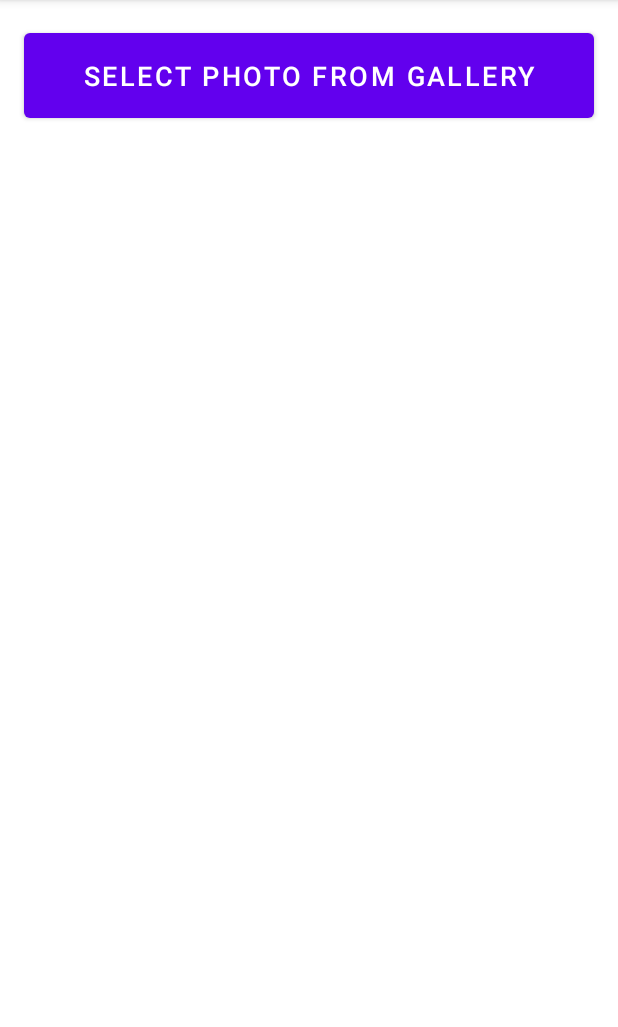
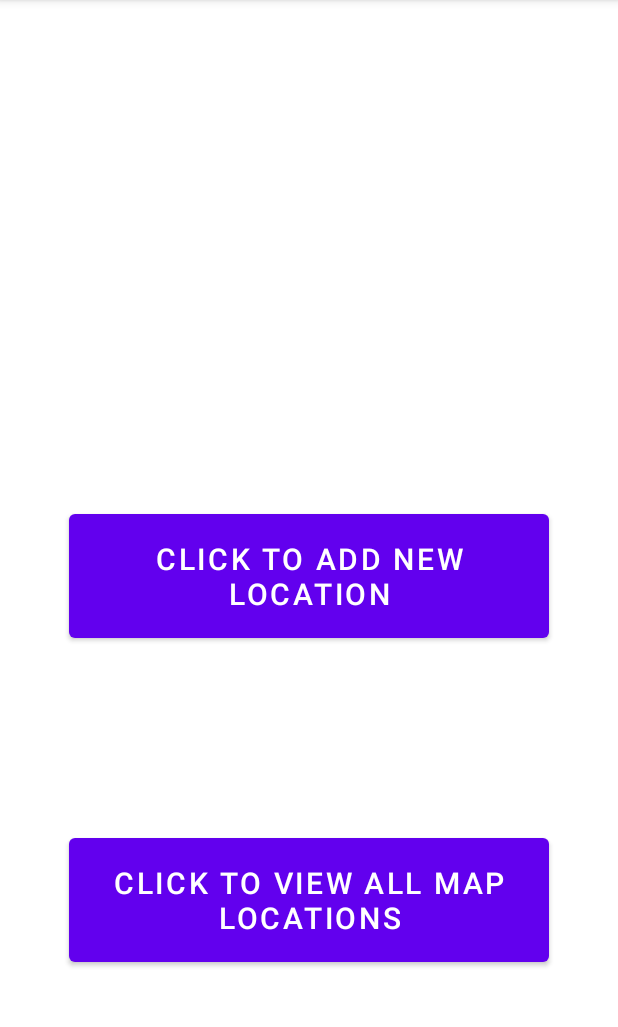
Before and after one commit to SayantanBanerjee16/GarbageDetectorAndLocator, an Android app: the screen it shows after launch (MainActivity before the commit, HomeActivity after it), on a phone screen of 412 x 824 dp, the part 84-1111 px from its top. Run offline under Robolectric (Android 15) with nearby library versions, the light colour scheme and no system bars.

Commit message:
Screens set up properly

```diff
--- a/app/src/main/AndroidManifest.xml
+++ b/app/src/main/AndroidManifest.xml
@@ -13,13 +13,15 @@
         android:roundIcon="@mipmap/ic_launcher_round"
         android:supportsRtl="true"
         android:theme="@style/Theme.GarbageDetectorAndLocator">
-        <activity android:name=".MainActivity">
+        <activity android:name=".MapsActivity" />
+        <activity android:name=".HomeActivity" >
             <intent-filter>
                 <action android:name="android.intent.action.MAIN" />
 
                 <category android:name="android.intent.category.LAUNCHER" />
             </intent-filter>
         </activity>
+        <activity android:name=".NewLocationActivity" />
     </application>
 
 </manifest>
--- /dev/null
+++ b/app/src/main/java/com/sayantanbanerjee/garbagedetectorandlocator/HomeActivity.kt
@@ -0,0 +1,27 @@
+package com.sayantanbanerjee.garbagedetectorandlocator
+
+import android.content.Intent
+import android.os.Bundle
+import android.widget.Button
+import androidx.appcompat.app.AppCompatActivity
+
+
+class HomeActivity : AppCompatActivity() {
+    override fun onCreate(savedInstanceState: Bundle?) {
+        super.onCreate(savedInstanceState)
+        setContentView(R.layout.activity_home)
+
+        val routeToNewLocationActivity: Button = findViewById(R.id.routeToNewLocationActivity)
+        val routeToMapsActivity: Button = findViewById(R.id.routeToMapsActivity)
+
+        routeToNewLocationActivity.setOnClickListener {
+            val intent : Intent = Intent(this, NewLocationActivity::class.java)
+            startActivity(intent)
+        }
+
+        routeToMapsActivity.setOnClickListener {
+            val intent : Intent = Intent(this, MapsActivity::class.java)
+            startActivity(intent)
+        }
+    }
+}
--- a/app/src/main/java/com/sayantanbanerjee/garbagedetectorandlocator/MainActivity.kt
+++ b/app/src/main/java/com/sayantanbanerjee/garbagedetectorandlocator/NewLocationActivity.kt
@@ -20,7 +20,6 @@ import android.widget.Toast
 import androidx.appcompat.app.AppCompatActivity
 import androidx.core.app.ActivityCompat
 import com.google.android.gms.location.*
-import com.google.android.gms.tasks.OnCompleteListener
 import com.google.android.material.floatingactionbutton.FloatingActionButton
 import com.google.firebase.database.DatabaseReference
 import com.google.firebase.database.ktx.database
@@ -30,7 +29,7 @@ import com.google.firebase.ktx.Firebase
 const val PICK_IMAGE = 1
 
 @Suppress("DEPRECATION")
-class MainActivity : AppCompatActivity() {
+class NewLocationActivity : AppCompatActivity() {
 
     val PERMISSION_ID = 44
 
@@ -47,7 +46,7 @@ class MainActivity : AppCompatActivity() {
 
     override fun onCreate(savedInstanceState: Bundle?) {
         super.onCreate(savedInstanceState)
-        setContentView(R.layout.activity_main)
+        setContentView(R.layout.activity_new_location)
 
         initClassifier()
 
--- /dev/null
+++ b/app/src/main/res/layout/activity_home.xml
@@ -0,0 +1,35 @@
+<?xml version="1.0" encoding="utf-8"?>
+<androidx.constraintlayout.widget.ConstraintLayout xmlns:android="http://schemas.android.com/apk/res/android"
+    xmlns:app="http://schemas.android.com/apk/res-auto"
+    xmlns:tools="http://schemas.android.com/tools"
+    android:layout_width="match_parent"
+    android:layout_height="match_parent"
+    tools:context=".HomeActivity">
+
+    <Button
+        android:id="@+id/routeToNewLocationActivity"
+        android:layout_width="wrap_content"
+        android:layout_height="wrap_content"
+        android:layout_margin="16dp"
+        android:padding="16dp"
+        android:text="@string/click_to_add_new_location"
+        android:textSize="20sp"
+        app:layout_constraintBottom_toBottomOf="parent"
+        app:layout_constraintEnd_toEndOf="parent"
+        app:layout_constraintStart_toStartOf="parent"
+        app:layout_constraintTop_toTopOf="parent" />
+
+    <Button
+        android:id="@+id/routeToMapsActivity"
+        android:layout_width="wrap_content"
+        android:layout_height="wrap_content"
+        android:layout_margin="16dp"
+        android:padding="16dp"
+        android:text="@string/click_to_view_all_map_locations"
+        android:textSize="20sp"
+        app:layout_constraintBottom_toBottomOf="parent"
+        app:layout_constraintEnd_toEndOf="parent"
+        app:layout_constraintStart_toStartOf="parent"
+        app:layout_constraintTop_toBottomOf="@+id/routeToNewLocationActivity" />
+
+</androidx.constraintlayout.widget.ConstraintLayout>
--- a/app/src/main/res/values/strings.xml
+++ b/app/src/main/res/values/strings.xml
@@ -4,4 +4,6 @@
     <string name="statusOfImageText">No picture selected</string>
     <string name="locOntoCloud">Location Uploaded onto Cloud</string>
     <string name="location">location</string>
+    <string name="click_to_add_new_location">Click to add new location</string>
+    <string name="click_to_view_all_map_locations">Click to view all map locations</string>
 </resources>
```
Also changed, not shown: app/src/main/java/com/sayantanbanerjee/garbagedetectorandlocator/MapsActivity.kt (added, +11 -0 lines), app/src/main/res/layout/activity_maps.xml (added, +9 -0 lines), app/src/main/res/layout/activity_new_location.xml (renamed from app/src/main/res/layout/activity_main.xml).
